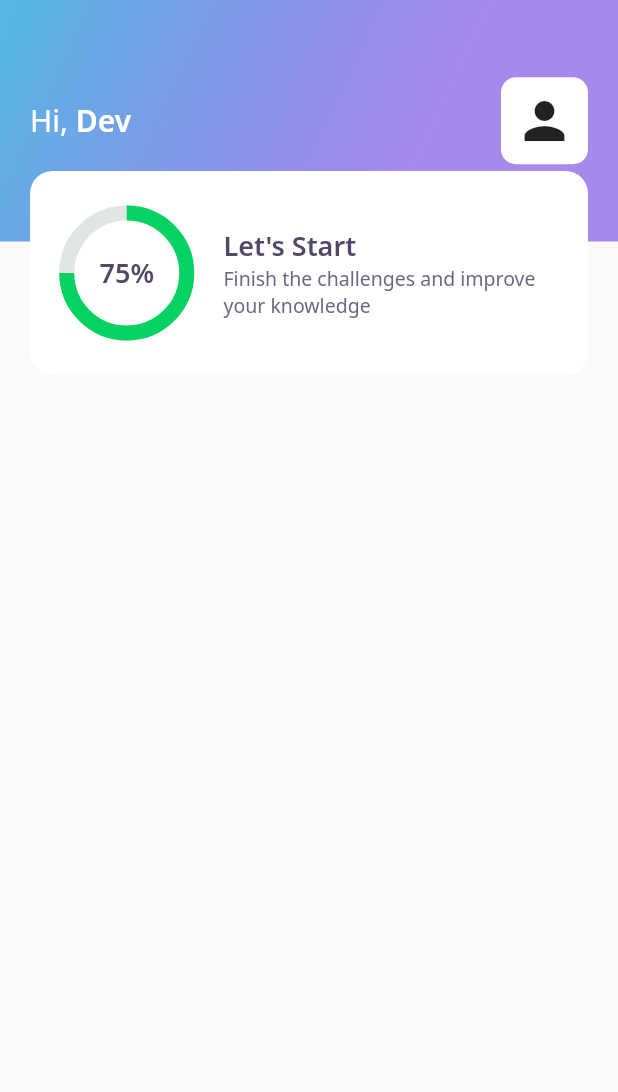
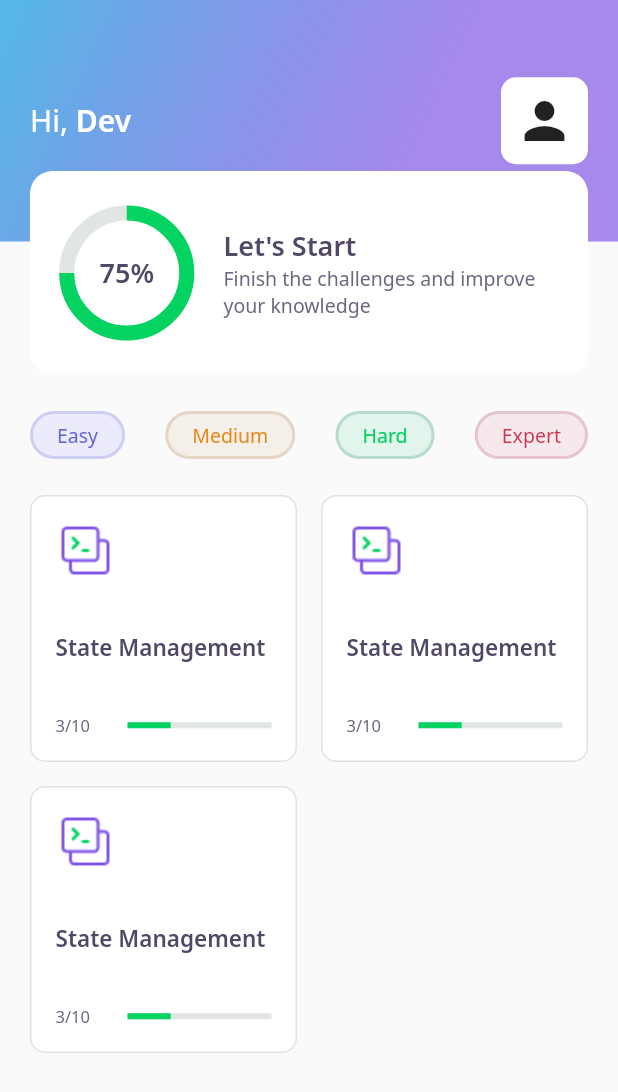
Before and after one commit to Kendov/DevQuiz, a Flutter app: the HomePage screen opened directly, on a phone screen of 412 x 824 dp. Shown: the top 1092 px of the screen. Run offline on Flutter 3.47's test engine with Material 2 defaults, Android fonts, the phone set to English and light mode, and no system bars; our stand-ins replace google_fonts.

Commit message:
features day 2

```diff
--- a/lib/core/app_colors.dart
+++ b/lib/core/app_colors.dart
@@ -21,18 +21,18 @@ class AppColors {
   static final Color darkRed = Color(0xFFCC3750);
 
   //LevelButton
-  static final Color levelButtonFacil = Color(0xFFEBEBFC);
-  static final Color levelButtonMedio = lightGreen;
-  static final Color levelButtonDificil = Color(0xFFF5EFE9);
-  static final Color levelButtonPerito = lightRed;
+  static final Color levelButtonEasy = Color(0xFFEBEBFC);
+  static final Color levelButtonMedium = lightGreen;
+  static final Color levelButtonHard = Color(0xFFF5EFE9);
+  static final Color levelButtonExpert = lightRed;
 
-  static final Color levelButtonBorderFacil = Color(0xFFCECEF5);
-  static final Color levelButtonBorderMedio = green;
-  static final Color levelButtonBorderDificil = Color(0xFFE5D5C5);
-  static final Color levelButtonBorderPerito = red;
+  static final Color levelButtonBorderEasy = Color(0xFFCECEF5);
+  static final Color levelButtonBorderMedium = green;
+  static final Color levelButtonBorderHard = Color(0xFFE5D5C5);
+  static final Color levelButtonBorderExpert = red;
 
-  static final Color levelButtonTextFacil = Color(0xFF6363DB);
-  static final Color levelButtonTextMedio = darkGreen;
-  static final Color levelButtonTextDificil = Color(0xFFE8891C);
-  static final Color levelButtonTextPerito = darkRed;
+  static final Color levelButtonTextEasy = Color(0xFF6363DB);
+  static final Color levelButtonTextMedium = darkGreen;
+  static final Color levelButtonTextHard = Color(0xFFE8891C);
+  static final Color levelButtonTextExpert = darkRed;
 }
--- a/lib/core/app_widget.dart
+++ b/lib/core/app_widget.dart
@@ -1,3 +1,4 @@
+import 'package:devquiz/challenge/challenge_page.dart';
 import 'package:devquiz/home/home_page.dart';
 import 'package:devquiz/splash/splash_page.dart';
 import 'package:flutter/material.dart';
@@ -7,7 +8,7 @@ class AppWidget extends StatelessWidget {
   Widget build(BuildContext context) {
     return MaterialApp(
       title: "DevQuiz",
-      home: HomePage(),
+      home: ChallengePage(),
     );
   }
 }
--- a/lib/home/home_page.dart
+++ b/lib/home/home_page.dart
@@ -1,4 +1,6 @@
 import 'package:devquiz/home/widgets/appbar/appbar_widget.dart';
+import 'package:devquiz/home/widgets/level_button/badge_button_widget.dart';
+import 'package:devquiz/home/widgets/quiz_card/quiz_card_widget.dart';
 import 'package:flutter/material.dart';
 
 class HomePage extends StatefulWidget {
@@ -11,6 +13,54 @@ class _HomePageState extends State<HomePage> {
   Widget build(BuildContext context) {
     return Scaffold(
       appBar: AppBarWidget(),
+      body: Container(
+        child: Padding(
+          padding: const EdgeInsets.symmetric(horizontal: 20.0),
+          child: Column(
+            children: [
+              SizedBox(
+                height: 24,
+              ),
+              Row(
+                mainAxisAlignment: MainAxisAlignment.spaceBetween,
+                children: [
+                  BadgeButton(
+                    label: "Easy",
+                    badgeType: BadgeType.Primary,
+                  ),
+                  BadgeButton(
+                    label: "Medium",
+                    badgeType: BadgeType.Success,
+                  ),
+                  BadgeButton(
+                    label: "Hard",
+                    badgeType: BadgeType.Warning,
+                  ),
+                  BadgeButton(
+                    label: "Expert",
+                    badgeType: BadgeType.Danger,
+                  ),
+                ],
+              ),
+              SizedBox(
+                height: 24,
+              ),
+              Expanded(
+                child: GridView.count(
+                  crossAxisSpacing: 16,
+                  mainAxisSpacing: 16,
+                  crossAxisCount: 2,
+                  children: [
+                    QuizCard(),
+                    QuizCard(),
+                    QuizCard(),
+                  ],
+                ),
+              ),
+            ],
+          ),
+        ),
+      ),
     );
   }
 }
--- /dev/null
+++ b/lib/home/widgets/level_button/badge_button_widget.dart
@@ -0,0 +1,85 @@
+import 'package:devquiz/core/app_colors.dart';
+import 'package:flutter/material.dart';
+import 'package:google_fonts/google_fonts.dart';
+
+enum BadgeType { Primary, Warning, Success, Danger, Default }
+
+class BadgeButton extends StatelessWidget {
+  final String label;
+  final TextStyle? textStyle;
+  final Color? borderColor;
+  final Color? backgroundColor;
+  final BadgeType? badgeType;
+
+  const BadgeButton(
+      {Key? key,
+      required this.label,
+      this.textStyle,
+      this.borderColor,
+      this.backgroundColor,
+      this.badgeType = BadgeType.Default})
+      : super(key: key);
+
+  get _config => {
+        BadgeType.Primary: {
+          "backgroundColor": AppColors.levelButtonEasy,
+          "borderColor": AppColors.levelButtonBorderEasy,
+          "textStyle": GoogleFonts.notoSans(
+            color: AppColors.levelButtonTextEasy,
+            fontSize: 13,
+          ),
+        },
+        BadgeType.Warning: {
+          "backgroundColor": AppColors.levelButtonMedium,
+          "borderColor": AppColors.levelButtonBorderMedium,
+          "textStyle": GoogleFonts.notoSans(
+            color: AppColors.levelButtonTextMedium,
+            fontSize: 13,
+          ),
+        },
+        BadgeType.Success: {
+          "backgroundColor": AppColors.levelButtonHard,
+          "borderColor": AppColors.levelButtonBorderHard,
+          "textStyle": GoogleFonts.notoSans(
+            color: AppColors.levelButtonTextHard,
+            fontSize: 13,
+          ),
+        },
+        BadgeType.Danger: {
+          "backgroundColor": AppColors.levelButtonExpert,
+          "borderColor": AppColors.levelButtonBorderExpert,
+          "textStyle": GoogleFonts.notoSans(
+            color: AppColors.levelButtonTextExpert,
+            fontSize: 13,
+          ),
+        },
+        BadgeType.Default: {
+          "backgroundColor": Colors.grey[100],
+          "borderColor": Colors.grey[400],
+          "textStyle": GoogleFonts.notoSans(
+            color: Colors.grey[700],
+            fontSize: 13,
+          ),
+        }
+      };
+  get _backgroundColor => _config[badgeType]["backgroundColor"];
+  get _borderColor => _config[badgeType]["borderColor"];
+  get _textStyle => _config[badgeType]["textStyle"];
+
+  @override
+  Widget build(BuildContext context) {
+    return Container(
+      decoration: BoxDecoration(
+          color: this.backgroundColor ?? this._backgroundColor,
+          border: Border.all(
+            width: 2,
+            color: this.borderColor ?? this._borderColor,
+          ),
+          borderRadius: BorderRadius.circular(28)),
+      child: Padding(
+        padding: EdgeInsets.symmetric(horizontal: 16, vertical: 5),
+        child: Text(label, style: this.textStyle ?? this._textStyle),
+      ),
+    );
+  }
+}
--- /dev/null
+++ b/lib/home/widgets/quiz_card/quiz_card_widget.dart
@@ -0,0 +1,46 @@
+import 'package:devquiz/core/app_colors.dart';
+import 'package:devquiz/core/app_text_styles.dart';
+import 'package:devquiz/shared/widgets/progress_indicator/progress_indicator_widget.dart';
+import 'package:flutter/material.dart';
+
+class QuizCard extends StatelessWidget {
+  @override
+  Widget build(BuildContext context) {
+    return Container(
+      padding: EdgeInsets.all(16),
+      width: 200,
+      decoration: BoxDecoration(
+        color: AppColors.white,
+        border: Border.fromBorderSide(BorderSide(color: AppColors.border)),
+        borderRadius: BorderRadius.circular(10),
+      ),
+      child: Column(
+        crossAxisAlignment: CrossAxisAlignment.start,
+        mainAxisAlignment: MainAxisAlignment.spaceBetween,
+        children: [
+          Image.asset("assets/images/data.png"),
+          Text(
+            "State Management",
+            style: AppTextStyles.heading15,
+          ),
+          Row(
+            children: [
+              Expanded(
+                flex: 1,
+                child: Text(
+                  "3/10",
+                  style: AppTextStyles.body11,
+                ),
+              ),
+              Expanded(
+                  flex: 2,
+                  child: ProgressIndicatorWidget(
+                    value: 0.3,
+                  )),
+            ],
+          )
+        ],
+      ),
+    );
+  }
+}
--- /dev/null
+++ b/lib/shared/widgets/progress_indicator/progress_indicator_widget.dart
@@ -0,0 +1,18 @@
+import 'package:devquiz/core/app_colors.dart';
+import 'package:flutter/material.dart';
+
+class ProgressIndicatorWidget extends StatelessWidget {
+  final double value;
+
+  const ProgressIndicatorWidget({Key? key, required this.value})
+      : super(key: key);
+
+  @override
+  Widget build(BuildContext context) {
+    return LinearProgressIndicator(
+      value: value,
+      backgroundColor: AppColors.chartSecondary,
+      valueColor: AlwaysStoppedAnimation<Color>(AppColors.chartPrimary),
+    );
+  }
+}
```
Also changed, not shown: lib/challenge/challenge_page.dart (added, +26 -0 lines), lib/challenge/widgets/answer/answer_widget.dart (added, +84 -0 lines), lib/challenge/widgets/question_indicator/question_indicator_widget.dart (added, +34 -0 lines), lib/challenge/widgets/quiz/quiz_widget.dart (added, +43 -0 lines).
